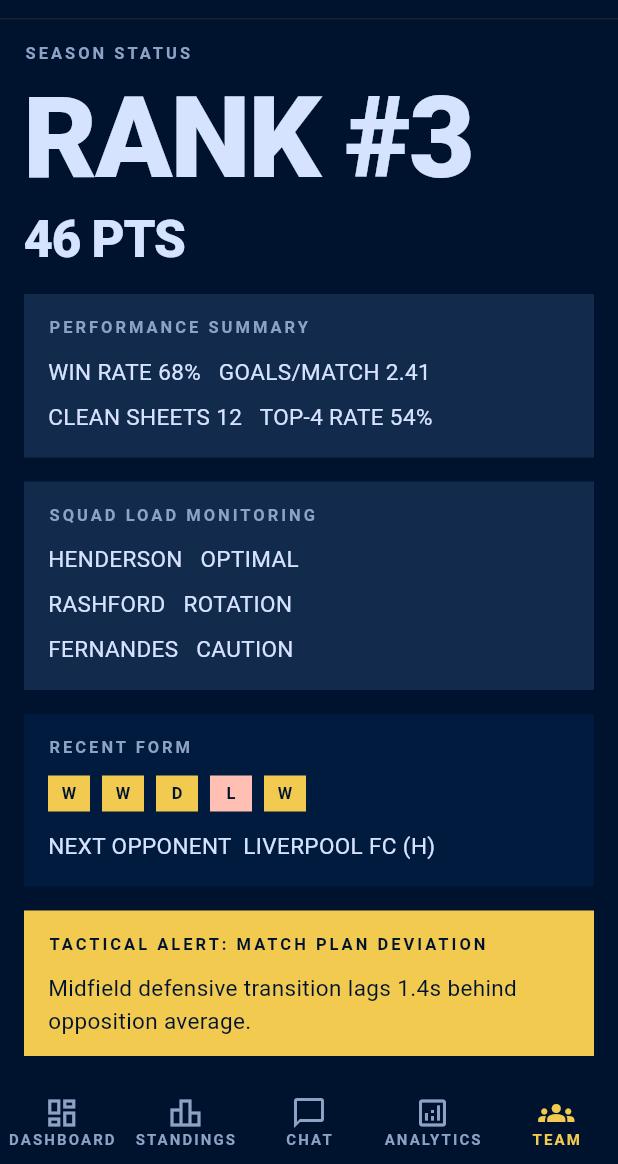
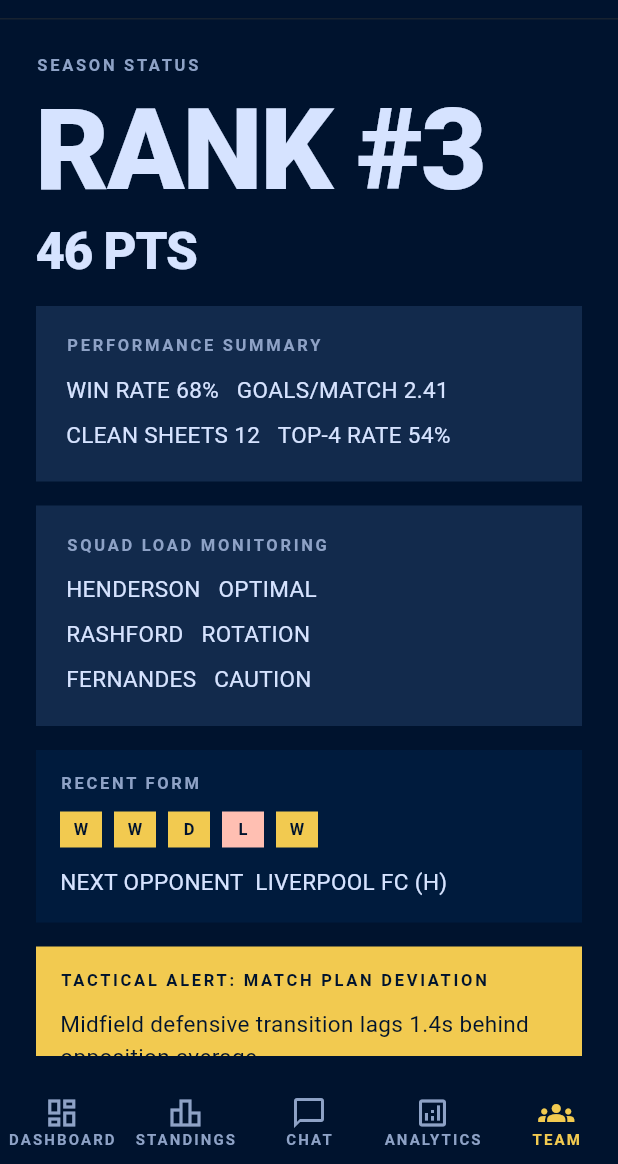
Before and after one commit to Baieti-de-oras-UCluj-Hackathon/ucluj-hackathon, a Flutter app: the screen it shows after launch, item 5 of the bottom bar chosen, on a phone screen of 412 x 824 dp, the part 72-1236 px from its top. Run offline on Flutter 3.47's test engine with Material 3 defaults, Android fonts, the phone set to English and light mode, and no system bars.

Commit message:
Apply final micro-pass for spacing and typographic rhythm
Tune global content insets, card padding, and section-label tracking to better match the Figma flow’s vertical rhythm and density across all screens.

Made-with: Cursor

```diff
--- a/lib/core/primitives/app_card.dart
+++ b/lib/core/primitives/app_card.dart
@@ -7,7 +7,7 @@ class AppCard extends StatelessWidget {
   const AppCard({
     required this.child,
     super.key,
-    this.padding = const EdgeInsets.all(SpacingTokens.md),
+    this.padding = const EdgeInsets.all(SpacingTokens.lg),
     this.backgroundColor = ColorTokens.surfaceHigh,
   });
 
--- a/lib/core/theme/typography_tokens.dart
+++ b/lib/core/theme/typography_tokens.dart
@@ -25,7 +25,7 @@ class TypographyTokens {
     fontSize: 11,
     height: 1.2,
     fontWeight: FontWeight.w700,
-    letterSpacing: 2.0,
+    letterSpacing: 1.8,
     color: ColorTokens.textMuted,
   );
 
--- a/lib/core/widgets/app_scaffold.dart
+++ b/lib/core/widgets/app_scaffold.dart
@@ -74,7 +74,12 @@ class AppScaffold extends StatelessWidget {
             const Divider(height: 1, color: ColorTokens.divider),
             Expanded(
               child: Padding(
-                padding: const EdgeInsets.all(SpacingTokens.md),
+                padding: const EdgeInsets.fromLTRB(
+                  SpacingTokens.xl,
+                  SpacingTokens.xl,
+                  SpacingTokens.xl,
+                  SpacingTokens.md,
+                ),
                 child: body,
               ),
             ),
```
